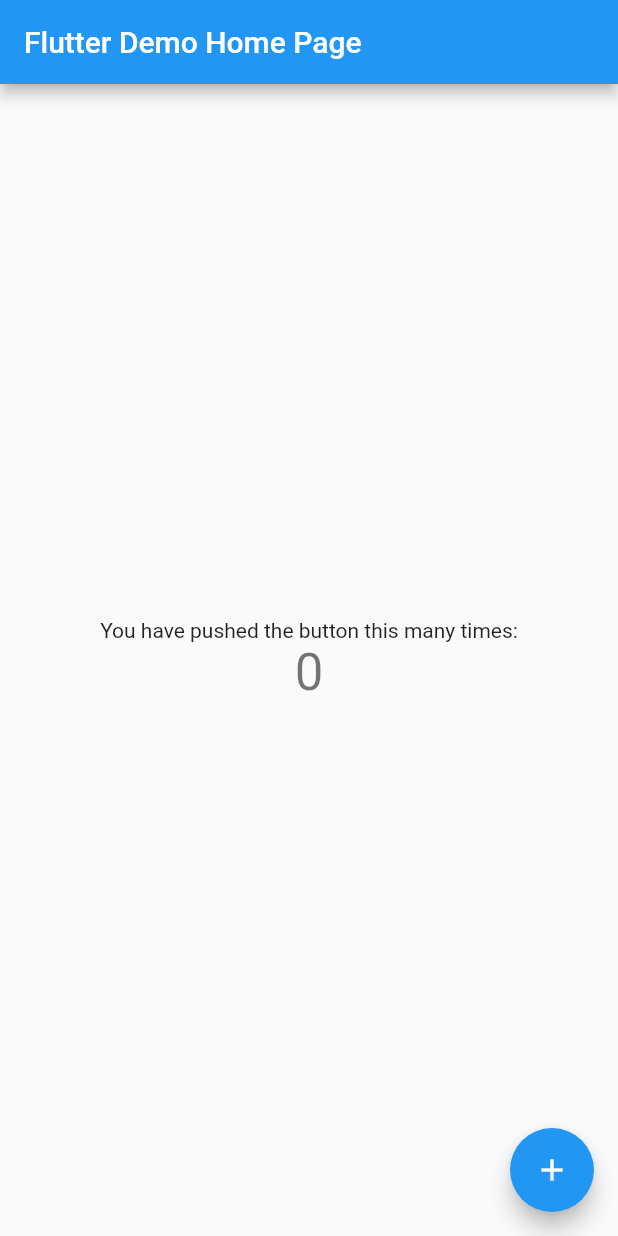
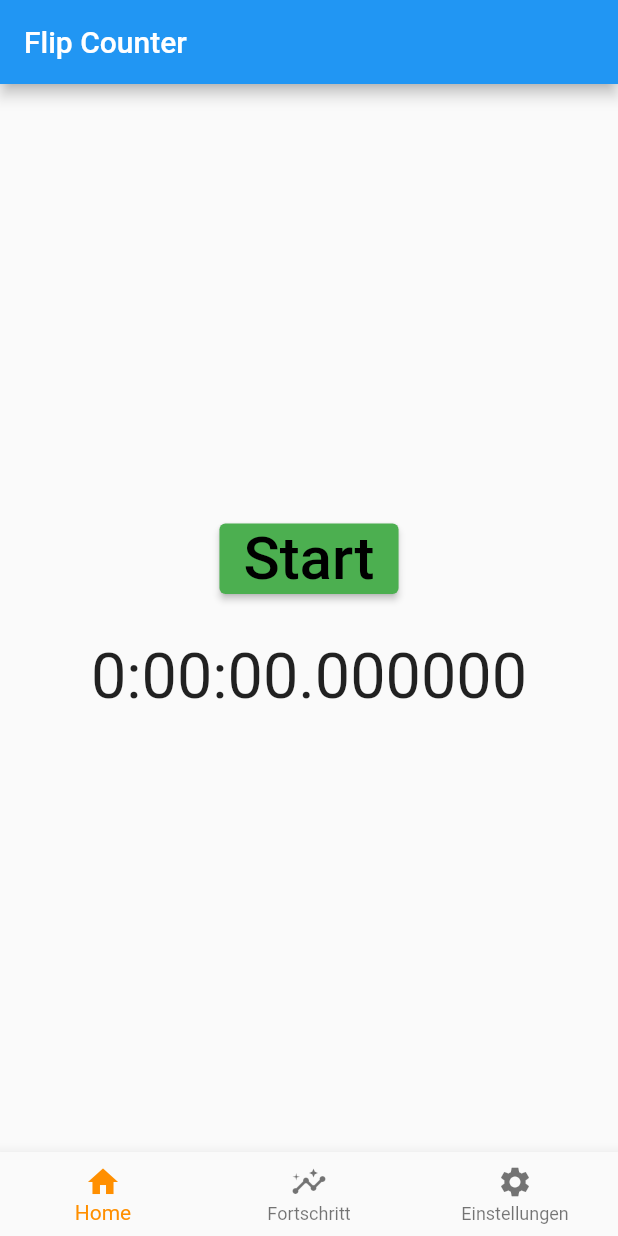
Before and after one commit to 1337Eddy/Flip_Counter, a Flutter app: the screen it shows after launch, on a phone screen of 412 x 824 dp. Run offline on Flutter 3.47's test engine with Material 2 defaults, Android fonts, the phone set to English and light mode, and no system bars.

Commit message:
added flip counter dates

```diff
--- /dev/null
+++ b/flip_counter/lib/bottombar.dart
@@ -0,0 +1,59 @@
+import 'package:flip_counter/home.dart';
+import 'package:flip_counter/stopwatch.dart';
+import 'package:flutter/material.dart';
+
+class BottomBar extends StatefulWidget {
+  @override
+  _BottomBarState createState() => _BottomBarState();
+}
+
+class _BottomBarState extends State<BottomBar> {
+  int _selectedIndex = 0;
+  static const TextStyle optionStyle =
+      TextStyle(fontSize: 30, fontWeight: FontWeight.bold);
+  static List<Widget> _widgetOptions = <Widget>[
+    HomePage(),
+    TimerPage(),
+    Text(
+      'Index 2: School',
+      style: optionStyle,
+    ),
+  ];
+
+  void _onItemTapped(int index) {
+    setState(() {
+      _selectedIndex = index;
+    });
+  }
+
+  @override
+  Widget build(BuildContext context) {
+    return Scaffold(
+      appBar: AppBar(
+        title: const Text('Flip Counter'),
+      ),
+      body: Center(
+        child: _widgetOptions.elementAt(_selectedIndex),
+      ),
+      bottomNavigationBar: BottomNavigationBar(
+        items: const <BottomNavigationBarItem>[
+          BottomNavigationBarItem(
+            icon: Icon(Icons.home),
+            label: 'Home',
+          ),
+          BottomNavigationBarItem(
+            icon: Icon(Icons.insights),
+            label: 'Fortschritt',
+          ),
+          BottomNavigationBarItem(
+            icon: Icon(Icons.settings),
+            label: 'Einstellungen',
+          ),
+        ],
+        currentIndex: _selectedIndex,
+        selectedItemColor: Colors.amber[800],
+        onTap: _onItemTapped,
+      ),
+    );
+  }
+}
--- /dev/null
+++ b/flip_counter/lib/home.dart
@@ -0,0 +1,76 @@
+import 'dart:isolate';
+
+import 'package:flutter/cupertino.dart';
+import 'package:flutter/material.dart';
+
+class HomePage extends StatefulWidget {
+  @override
+  _HomePageState createState() => _HomePageState();
+}
+
+class _HomePageState extends State<HomePage> {
+  Stopwatch time = new Stopwatch();
+  bool isStarted = false;
+
+  void startTraining() {
+    setState(() {
+      isStarted = !isStarted;
+      if (isStarted) {
+        time.reset();
+        time.start();
+        var receivePort = new ReceivePort();
+        //Isolate.spawn(updateText(), receivePort);
+        //updateText();
+      } else {
+        time.stop();
+      }
+    });
+  }
+
+  updateText() async {
+    while (isStarted) {
+      setState(() {});
+    }
+  }
+
+  String getTextByState() {
+    if (isStarted) {
+      return 'Stop';
+    } else {
+      return 'Start';
+    }
+  }
+
+  Color getColorByState() {
+    if (isStarted) {
+      return Colors.red;
+    } else {
+      return Colors.green;
+    }
+  }
+
+  @override
+  Widget build(BuildContext context) {
+    return Scaffold(
+        body: Center(
+            child: Column(
+      mainAxisAlignment: MainAxisAlignment.center,
+      children: [
+        ElevatedButton(
+          onPressed: startTraining,
+          child: Text(getTextByState(),
+              style: TextStyle(fontSize: 40, color: Colors.black)),
+          style: ButtonStyle(
+            backgroundColor:
+                MaterialStateProperty.all<Color>(getColorByState()),
+          ),
+        ),
+        SizedBox(height: 30.0),
+        Text(
+          '${time.elapsed}',
+          textScaleFactor: 3,
+        )
+      ],
+    )));
+  }
+}
--- a/flip_counter/lib/main.dart
+++ b/flip_counter/lib/main.dart
@@ -1,6 +1,8 @@
+import 'package:flip_counter/bottombar.dart';
 import 'package:flutter/material.dart';
 
 void main() {
+  print('App startet');
   runApp(MyApp());
 }
 
@@ -9,105 +11,10 @@
   @override
   Widget build(BuildContext context) {
     return MaterialApp(
-      title: 'Flutter Demo',
-      theme: ThemeData(
-        // This is the theme of your application.
-        //
-        // Try running your application with "flutter run". You'll see the
-        // application has a blue toolbar. Then, without quitting the app, try
-        // changing the primarySwatch below to Colors.green and then invoke
-        // "hot reload" (press "r" in the console where you ran "flutter run",
-        // or simply save your changes to "hot reload" in a Flutter IDE).
-        // Notice that the counter didn't reset back to zero; the application
-        // is not restarted.
-        primarySwatch: Colors.blue,
-      ),
-      home: MyHomePage(title: 'Flutter Demo Home Page'),
-    );
+        title: 'Flutter Demo',
+        theme: ThemeData(
+          primarySwatch: Colors.blue,
+        ),
+        home: BottomBar());
   }
 }
-
-class MyHomePage extends StatefulWidget {
-  MyHomePage({Key key, this.title}) : super(key: key);
-
-  // This widget is the home page of your application. It is stateful, meaning
-  // that it has a State object (defined below) that contains fields that affect
-  // how it looks.
-
-  // This class is the configuration for the state. It holds the values (in this
-  // case the title) provided by the parent (in this case the App widget) and
-  // used by the build method of the State. Fields in a Widget subclass are
-  // always marked "final".
-
-  final String title;
-
-  @override
-  _MyHomePageState createState() => _MyHomePageState();
-}
-
-class _MyHomePageState extends State<MyHomePage> {
-  int _counter = 0;
-
-  void _incrementCounter() {
-    setState(() {
-      // This call to setState tells the Flutter framework that something has
-      // changed in this State, which causes it to rerun the build method below
-      // so that the display can reflect the updated values. If we changed
-      // _counter without calling setState(), then the build method would not be
-      // called again, and so nothing would appear to happen.
-      _counter++;
-    });
-  }
-
-  @override
-  Widget build(BuildContext context) {
-    // This method is rerun every time setState is called, for instance as done
-    // by the _incrementCounter method above.
-    //
-    // The Flutter framework has been optimized to make rerunning build methods
-    // fast, so that you can just rebuild anything that needs updating rather
-    // than having to individually change instances of widgets.
-    return Scaffold(
-      appBar: AppBar(
-        // Here we take the value from the MyHomePage object that was created by
-        // the App.build method, and use it to set our appbar title.
-        title: Text(widget.title),
-      ),
-      body: Center(
-        // Center is a layout widget. It takes a single child and positions it
-        // in the middle of the parent.
-        child: Column(
-          // Column is also a layout widget. It takes a list of children and
-          // arranges them vertically. By default, it sizes itself to fit its
-          // children horizontally, and tries to be as tall as its parent.
-          //
-          // Invoke "debug painting" (press "p" in the console, choose the
-          // "Toggle Debug Paint" action from the Flutter Inspector in Android
-          // Studio, or the "Toggle Debug Paint" command in Visual Studio Code)
-          // to see the wireframe for each widget.
-          //
-          // Column has various properties to control how it sizes itself and
-          // how it positions its children. Here we use mainAxisAlignment to
-          // center the children vertically; the main axis here is the vertical
-          // axis because Columns are vertical (the cross axis would be
-          // horizontal).
-          mainAxisAlignment: MainAxisAlignment.center,
-          children: <Widget>[
-            Text(
-              'You have pushed the button this many times:',
-            ),
-            Text(
-              '$_counter',
-              style: Theme.of(context).textTheme.headline4,
-            ),
-          ],
-        ),
-      ),
-      floatingActionButton: FloatingActionButton(
-        onPressed: _incrementCounter,
-        tooltip: 'Increment',
-        child: Icon(Icons.add),
-      ), // This trailing comma makes auto-formatting nicer for build methods.
-    );
-  }
-}
```
Also changed, not shown: flip_counter/lib/stopwatch.dart (added, +337 -0 lines), flip_counter/lib/timertext.dart (added).
